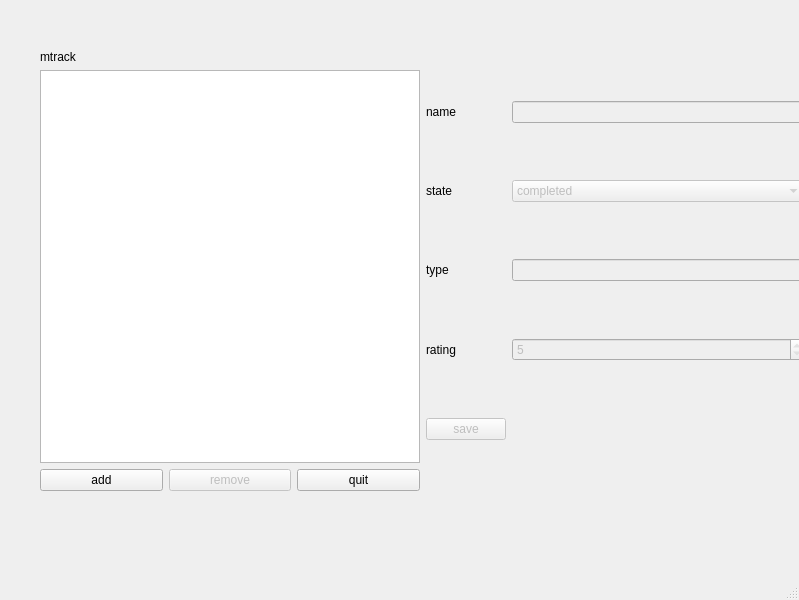
This is forms/main_widget.ui in TrainFan1804/mtrack as Qt 5 draws it before an edit. The edited form follows.
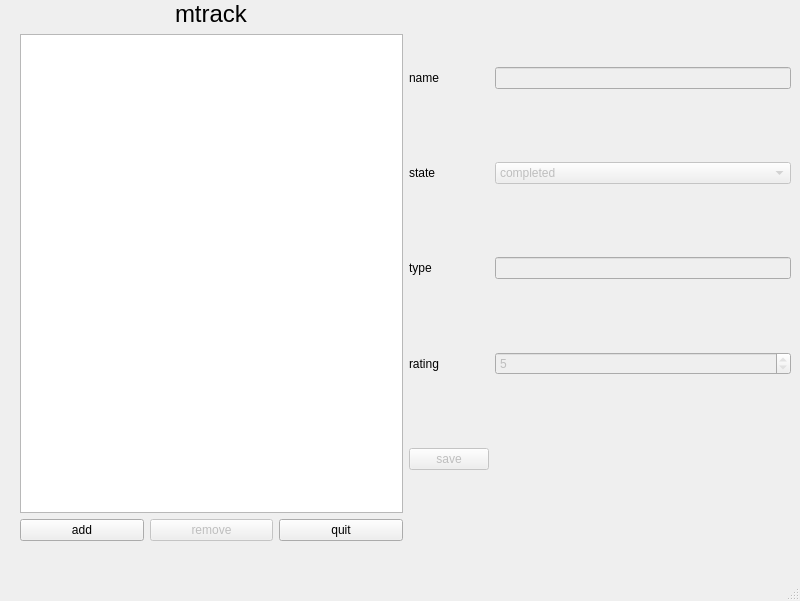
This is the edited form.

Patch:
```diff
--- a/forms/main_widget.ui
+++ b/forms/main_widget.ui
@@ -6,10 +6,16 @@
    <rect>
     <x>0</x>
     <y>0</y>
-    <width>799</width>
-    <height>600</height>
+    <width>800</width>
+    <height>601</height>
    </rect>
   </property>
+  <property name="minimumSize">
+   <size>
+    <width>800</width>
+    <height>601</height>
+   </size>
+  </property>
   <property name="windowTitle">
    <string>MainWindow</string>
   </property>
@@ -17,10 +23,10 @@
    <widget class="QWidget" name="gridLayoutWidget">
     <property name="geometry">
      <rect>
-      <x>40</x>
-      <y>50</y>
-      <width>765</width>
-      <height>441</height>
+      <x>20</x>
+      <y>0</y>
+      <width>771</width>
+      <height>541</height>
      </rect>
     </property>
     <layout class="QGridLayout" name="rootLayout">
@@ -125,9 +131,15 @@
       </layout>
      </item>
      <item row="0" column="0">
-      <layout class="QVBoxLayout" name="mainLayout">
-       <item>
-        <widget class="QLabel" name="mTrackLayout">
+      <layout class="QVBoxLayout" name="main_layout">
+       <item alignment="Qt::AlignmentFlag::AlignHCenter">
+        <widget class="QLabel" name="mtrack_lable">
+         <property name="font">
+          <font>
+           <pointsize>18</pointsize>
+           <bold>false</bold>
+          </font>
+         </property>
          <property name="text">
           <string>mtrack</string>
          </property>
```
Left out of the diff: 36 changed lines with no effect on the pictures.
